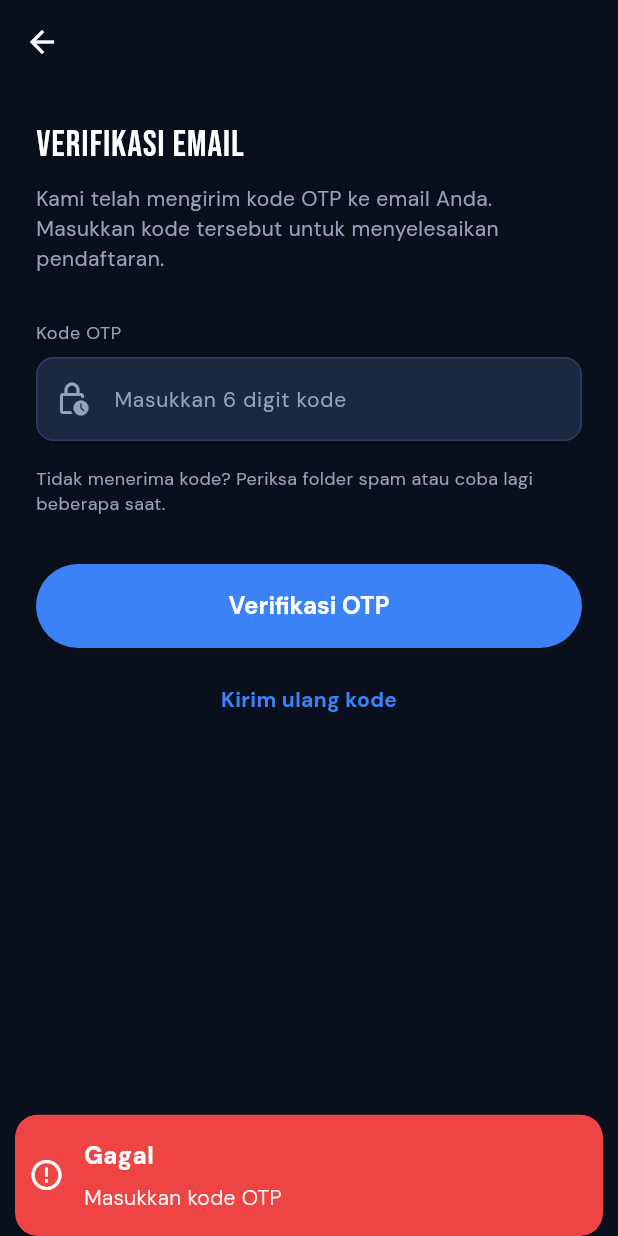
After one commit to Bagas34645/gym-mobile-app, a Flutter app: the RegisterOtpView screen opened by its route, after a tap on "Verifikasi OTP", on a phone screen of 412 x 824 dp. The commit adds this screen. Run offline on Flutter 3.47's test engine with Material 3 defaults, Android fonts, the phone set to English and light mode, and no system bars; our stand-ins replace dio, flutter_secure_storage, get, google_fonts, image_picker; accounts and stored records are empty.

Commit message:
Add email OTP verification during registration

```diff
--- a/lib/app/modules/auth/bindings/auth_binding.dart
+++ b/lib/app/modules/auth/bindings/auth_binding.dart
@@ -4,6 +4,7 @@ import '../controllers/auth_controller.dart';
 class AuthBinding extends Bindings {
   @override
   void dependencies() {
-    Get.put<AuthController>(AuthController());
+    // ✅ fenix: true — otomatis recreate controller kalau sudah di-dispose
+    Get.lazyPut<AuthController>(() => AuthController(), fenix: true);
   }
 }
--- a/lib/app/modules/auth/controllers/auth_controller.dart
+++ b/lib/app/modules/auth/controllers/auth_controller.dart
@@ -19,28 +19,35 @@ class AuthController extends GetxController {
   final regPasswordController = TextEditingController();
   final regConfirmPasswordController = TextEditingController();
   var isRegisterLoading = false.obs;
+  var registerOtpEmail = ''.obs;
+  var isRegisterOtpLoading = false.obs;
+
+  // ✅ Pisah OTP controller: register punya sendiri, forgot password punya sendiri
+  final regOtpController = TextEditingController();
+  final forgotOtpController = TextEditingController();
 
   // Forgot Password State
-  var currentStep = 1.obs; // 1: Email, 2: OTP, 3: New Password
+  var currentStep = 1.obs;
   final forgotEmailController = TextEditingController();
-  final otpController = TextEditingController();
   final newPasswordController = TextEditingController();
   final confirmNewPasswordController = TextEditingController();
   var isForgotLoading = false.obs;
 
   @override
   void onClose() {
-    loginEmailController.dispose();
-    loginPasswordController.dispose();
-    regNameController.dispose();
-    regEmailController.dispose();
-    regPhoneController.dispose();
-    regPasswordController.dispose();
-    regConfirmPasswordController.dispose();
-    forgotEmailController.dispose();
-    otpController.dispose();
-    newPasswordController.dispose();
-    confirmNewPasswordController.dispose();
+    // loginEmailController.dispose();
+    // loginPasswordController.dispose();
+    // regNameController.dispose();
+    // regEmailController.dispose();
+    // regPhoneController.dispose();
+    // regPasswordController.dispose();
+    // regConfirmPasswordController.dispose();
+    // ✅ Dispose keduanya
+    // regOtpController.dispose();
+    // forgotOtpController.dispose();
+    // forgotEmailController.dispose();
+    // newPasswordController.dispose();
+    // confirmNewPasswordController.dispose();
     super.onClose();
   }
 
@@ -51,6 +58,13 @@ class AuthController extends GetxController {
   Future<void> login() async {
     final identifier = loginEmailController.text.trim();
     final password = loginPasswordController.text;
+
+    // 🔍 Debug sementara
+    // print('DEBUG LOGIN - identifier: "$identifier"');
+    // print('DEBUG LOGIN - password: "$password"');
+    // print(
+    //   'DEBUG LOGIN - controller hashCode: ${loginEmailController.hashCode}',
+    // );
 
     if (identifier.isEmpty || password.isEmpty) {
       _showError('Email/no. HP dan password wajib diisi');
@@ -99,7 +113,6 @@ class AuthController extends GetxController {
 
     isRegisterLoading.value = true;
     try {
-      // The API does not return tokens on register, so log in right after.
       await AuthService.instance.register(
         name: name,
         email: email,
@@ -107,11 +120,10 @@ class AuthController extends GetxController {
         password: password,
         passwordConfirmation: confirm,
       );
-      await AuthService.instance.login(
-        identifier: email,
-        password: password,
-      );
-      await _loadSessionAndGoHome();
+      registerOtpEmail.value = email;
+      // ✅ Clear OTP register saat navigasi ke halaman OTP
+      regOtpController.clear();
+      Get.toNamed(Routes.REGISTER_OTP, arguments: {'email': email});
     } on ApiException catch (e) {
       _showError(e.message);
     } catch (_) {
@@ -121,13 +133,149 @@ class AuthController extends GetxController {
     }
   }
 
+  Future<void> sendOtp() async {
+    final identifier = forgotEmailController.text.trim();
+    if (identifier.isEmpty) {
+      _showError('Masukkan email atau nomor HP');
+      return;
+    }
+    isForgotLoading.value = true;
+    try {
+      await AuthService.instance.forgotPassword(identifier: identifier);
+      currentStep.value = 2;
+      // ✅ Clear OTP forgot saat step berpindah
+      forgotOtpController.clear();
+      _showInfo('Kode terkirim', 'Kode OTP telah dikirim ke email/HP Anda.');
+    } on ApiException catch (e) {
+      _showError(e.message);
+    } catch (_) {
+      _showError('Gagal mengirim OTP. Coba lagi.');
+    } finally {
+      isForgotLoading.value = false;
+    }
+  }
+
+  Future<void> verifyOtp() async {
+    // ✅ Pakai forgotOtpController
+    final code = forgotOtpController.text.trim();
+    if (code.isEmpty) {
+      _showError('Masukkan kode OTP');
+      return;
+    }
+    isForgotLoading.value = true;
+    try {
+      await AuthService.instance.verifyOtp(
+        identifier: forgotEmailController.text.trim(),
+        code: code,
+      );
+      currentStep.value = 3;
+    } on ApiException catch (e) {
+      _showError(e.message);
+    } catch (_) {
+      _showError('Verifikasi gagal. Coba lagi.');
+    } finally {
+      isForgotLoading.value = false;
+    }
+  }
+
+  Future<void> verifyRegistrationOtp() async {
+    // ✅ Pakai regOtpController
+    final code = regOtpController.text.trim();
+    if (code.isEmpty) {
+      _showError('Masukkan kode OTP');
+      return;
+    }
+    if (registerOtpEmail.value.isEmpty) {
+      _showError('Email pendaftar tidak ditemukan. Silakan daftar ulang.');
+      return;
+    }
+    isRegisterOtpLoading.value = true;
+    try {
+      await AuthService.instance.verifyOtp(
+        identifier: registerOtpEmail.value,
+        code: code,
+      );
+      _showInfo('Sukses', 'OTP terverifikasi. Silakan masuk.');
+      await Future.delayed(const Duration(seconds: 2));
+      registerOtpEmail.value = '';
+      regOtpController.clear();
+      Get.offAllNamed(Routes.LOGIN);
+    } on ApiException catch (e) {
+      _showError(e.message);
+    } catch (_) {
+      _showError('Verifikasi gagal. Coba lagi.');
+    } finally {
+      isRegisterOtpLoading.value = false;
+    }
+  }
+
+  Future<void> resendRegistrationOtp() async {
+    if (registerOtpEmail.value.isEmpty) {
+      _showError('Email pendaftar tidak ditemukan. Silakan daftar ulang.');
+      return;
+    }
+    isRegisterOtpLoading.value = true;
+    try {
+      await AuthService.instance.resendOtp(identifier: registerOtpEmail.value);
+      // ✅ Clear regOtpController saat resend
+      regOtpController.clear();
+      _showInfo('Kode dikirim', 'Kode OTP baru telah dikirim ke email Anda.');
+    } on ApiException catch (e) {
+      _showError(e.message);
+    } catch (_) {
+      _showError('Gagal mengirim ulang OTP. Coba lagi.');
+    } finally {
+      isRegisterOtpLoading.value = false;
+    }
+  }
+
+  Future<void> resetPassword() async {
+    final password = newPasswordController.text;
+    final confirm = confirmNewPasswordController.text;
+    if (password.length < 8) {
+      _showError('Password minimal 8 karakter');
+      return;
+    }
+    if (password != confirm) {
+      _showError('Konfirmasi password tidak cocok');
+      return;
+    }
+    isForgotLoading.value = true;
+    try {
+      await AuthService.instance.resetPassword(
+        identifier: forgotEmailController.text.trim(),
+        // ✅ Pakai forgotOtpController
+        code: forgotOtpController.text.trim(),
+        password: password,
+        passwordConfirmation: confirm,
+      );
+      _showInfo('Sukses', 'Password berhasil diubah. Silakan masuk.');
+      // ✅ Tunggu snackbar muncul dulu, lalu delete controller dan navigasi
+      await Future.delayed(const Duration(seconds: 2));
+      _resetForgotState();
+      Get.offAllNamed(Routes.LOGIN);
+    } on ApiException catch (e) {
+      _showError(e.message);
+    } catch (_) {
+      _showError('Gagal mengubah password. Coba lagi.');
+    } finally {
+      isForgotLoading.value = false;
+    }
+  }
+
   Future<void> _loadSessionAndGoHome() async {
     try {
       await SessionService.to.loadProfile();
-    } catch (_) {
-      // Non-fatal: the home screen will retry loading the profile.
-    }
+    } catch (_) {}
     Get.offAllNamed(Routes.HOME);
+  }
+
+  void _resetForgotState() {
+    currentStep.value = 1;
+    forgotEmailController.clear();
+    forgotOtpController.clear();
+    newPasswordController.clear();
+    confirmNewPasswordController.clear();
   }
 
   void _showError(String message) {
@@ -151,76 +299,4 @@ class AuthController extends GetxController {
       icon: const Icon(Icons.check_circle, color: Colors.white),
     );
   }
-
-  Future<void> sendOtp() async {
-    final identifier = forgotEmailController.text.trim();
-    if (identifier.isEmpty) {
-      _showError('Masukkan email atau nomor HP');
-      return;
-    }
-    isForgotLoading.value = true;
-    try {
-      await AuthService.instance.forgotPassword(identifier: identifier);
-      currentStep.value = 2;
-      _showInfo('Kode terkirim', 'Kode OTP telah dikirim ke email/HP Anda.');
-    } on ApiException catch (e) {
-      _showError(e.message);
-    } catch (_) {
-      _showError('Gagal mengirim OTP. Coba lagi.');
-    } finally {
-      isForgotLoading.value = false;
-    }
-  }
-
-  Future<void> verifyOtp() async {
-    final code = otpController.text.trim();
-    if (code.isEmpty) {
-      _showError('Masukkan kode OTP');
-      return;
-    }
-    isForgotLoading.value = true;
-    try {
-      await AuthService.instance.verifyOtp(
-        identifier: forgotEmailController.text.trim(),
-        code: code,
-      );
-      currentStep.value = 3;
-    } on ApiException catch (e) {
-      _showError(e.message);
-    } catch (_) {
-      _showError('Verifikasi gagal. Coba lagi.');
-    } finally {
-      isForgotLoading.value = false;
-    }
-  }
-
-  Future<void> resetPassword() async {
-    final password = newPasswordController.text;
-    final confirm = confirmNewPasswordController.text;
-    if (password.length < 8) {
-      _showError('Password minimal 8 karakter');
-      return;
-    }
-    if (password != confirm) {
-      _showError('Konfirmasi password tidak cocok');
-      return;
-    }
-    isForgotLoading.value = true;
-    try {
-      await AuthService.instance.resetPassword(
-        identifier: forgotEmailController.text.trim(),
-        code: otpController.text.trim(),
-        password: password,
-        passwordConfirmation: confirm,
-      );
-      _showInfo('Sukses', 'Password berhasil diubah. Silakan masuk.');
-      Get.offAllNamed(Routes.LOGIN);
-    } on ApiException catch (e) {
-      _showError(e.message);
-    } catch (_) {
-      _showError('Gagal mengubah password. Coba lagi.');
-    } finally {
-      isForgotLoading.value = false;
-    }
-  }
 }
--- /dev/null
+++ b/lib/app/modules/auth/views/register_otp_view.dart
@@ -0,0 +1,83 @@
+import 'package:flutter/material.dart';
+import 'package:get/get.dart';
+import '../controllers/auth_controller.dart';
+import '../../../../core/theme/app_colors.dart';
+import '../../../../core/theme/app_text_styles.dart';
+import '../../../../core/widgets/gym_button.dart';
+import '../../../../core/widgets/gym_text_field.dart';
+
+class RegisterOtpView extends GetView<AuthController> {
+  const RegisterOtpView({super.key});
+  @override
+  Widget build(BuildContext context) {
+    final argEmail = Get.arguments is Map
+        ? (Get.arguments as Map)['email'] as String?
+        : null;
+    if (argEmail != null && argEmail.isNotEmpty) {
+      controller.registerOtpEmail.value = argEmail;
+    }
+    final email = argEmail ?? controller.registerOtpEmail.value;
+    return Scaffold(
+      backgroundColor: AppColors.background,
+      appBar: AppBar(
+        backgroundColor: Colors.transparent,
+        elevation: 0,
+        leading: IconButton(
+          icon: const Icon(Icons.arrow_back),
+          onPressed: () => Get.back(),
+        ),
+      ),
+      body: SingleChildScrollView(
+        padding: const EdgeInsets.all(24.0),
+        child: Column(
+          crossAxisAlignment: CrossAxisAlignment.start,
+          children: [
+            Text('Verifikasi Email', style: AppTextStyles.headingSmall),
+            const SizedBox(height: 8),
+            Text(
+              'Kami telah mengirim kode OTP ke ${email.isEmpty ? 'email Anda' : email}.\nMasukkan kode tersebut untuk menyelesaikan pendaftaran.',
+              style: AppTextStyles.bodyMedium.copyWith(
+                color: AppColors.textSecondary,
+              ),
+            ),
+            const SizedBox(height: 32),
+            GymTextField(
+              label: 'Kode OTP',
+              hint: 'Masukkan 6 digit kode',
+              prefixIcon: Icons.lock_clock_outlined,
+              controller: controller.regOtpController,
+            ),
+            const SizedBox(height: 16),
+            Text(
+              'Tidak menerima kode? Periksa folder spam atau coba lagi beberapa saat.',
+              style: AppTextStyles.bodySmall.copyWith(
+                color: AppColors.textSecondary,
+              ),
+            ),
+            const SizedBox(height: 32),
+            Obx(
+              () => GymButton(
+                text: 'Verifikasi OTP',
+                isLoading: controller.isRegisterOtpLoading.value,
+                onPressed: controller.verifyRegistrationOtp,
+              ),
+            ),
+            const SizedBox(height: 24),
+            Center(
+              child: GestureDetector(
+                onTap: controller.resendRegistrationOtp,
+                child: Text(
+                  'Kirim ulang kode',
+                  style: AppTextStyles.bodyMedium.copyWith(
+                    color: AppColors.accent,
+                    fontWeight: FontWeight.bold,
+                  ),
+                ),
+              ),
+            ),
+          ],
+        ),
+      ),
+    );
+  }
+}
--- a/lib/app/routes/app_pages.dart
+++ b/lib/app/routes/app_pages.dart
@@ -8,6 +8,7 @@ import '../modules/onboarding/bindings/onboarding_binding.dart';
 
 import '../modules/auth/views/login_view.dart';
 import '../modules/auth/views/register_view.dart';
+import '../modules/auth/views/register_otp_view.dart';
 import '../modules/auth/views/forgot_password_view.dart';
 import '../modules/auth/bindings/auth_binding.dart';
 
@@ -51,6 +52,11 @@ class AppPages {
     GetPage(
       name: Routes.REGISTER,
       page: () => const RegisterView(),
+      binding: AuthBinding(),
+    ),
+    GetPage(
+      name: Routes.REGISTER_OTP,
+      page: () => const RegisterOtpView(),
       binding: AuthBinding(),
     ),
     GetPage(
--- a/lib/app/routes/app_routes.dart
+++ b/lib/app/routes/app_routes.dart
@@ -3,6 +3,7 @@ abstract class Routes {
   static const ONBOARDING = '/onboarding';
   static const LOGIN = '/login';
   static const REGISTER = '/register';
+  static const REGISTER_OTP = '/register-otp';
   static const FORGOT_PASSWORD = '/forgot-password';
   static const HOME = '/home'; // Usually acts as shell holding the bottom nav
   static const MEMBERSHIP = '/membership';
--- a/lib/core/widgets/bottom_nav_bar.dart
+++ b/lib/core/widgets/bottom_nav_bar.dart
@@ -1,5 +1,5 @@
 import 'package:flutter/material.dart';
-import 'package:get/get.dart';
+// import 'package:get/get.dart';
 import '../theme/app_colors.dart';
 
 class GymBottomNavBar extends StatelessWidget {
```
Also changed, not shown: lib/app/data/services/auth_service.dart (+8 -0 lines), lib/app/modules/auth/views/forgot_password_view.dart (+32 -8 lines).
